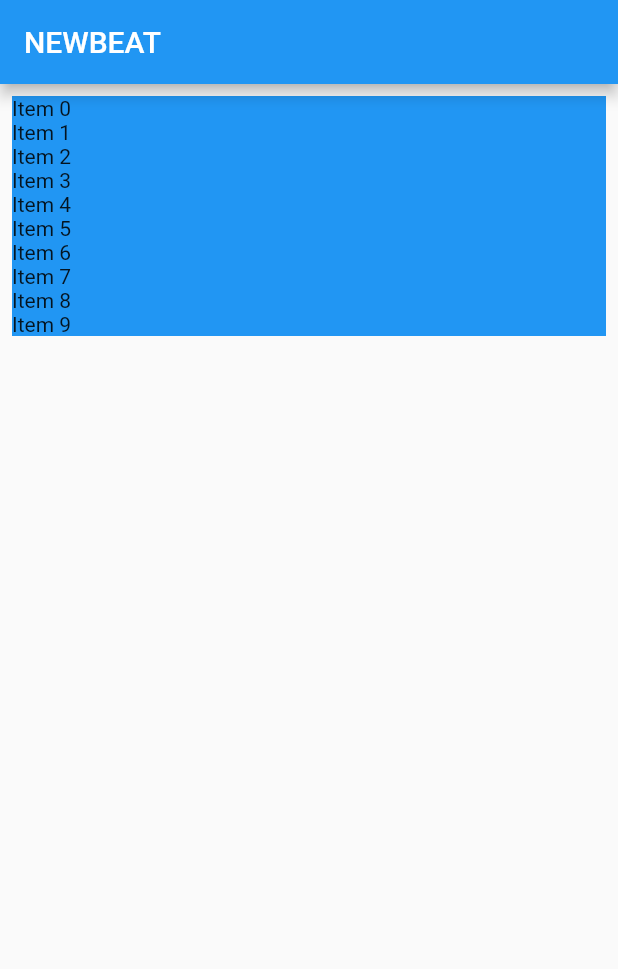
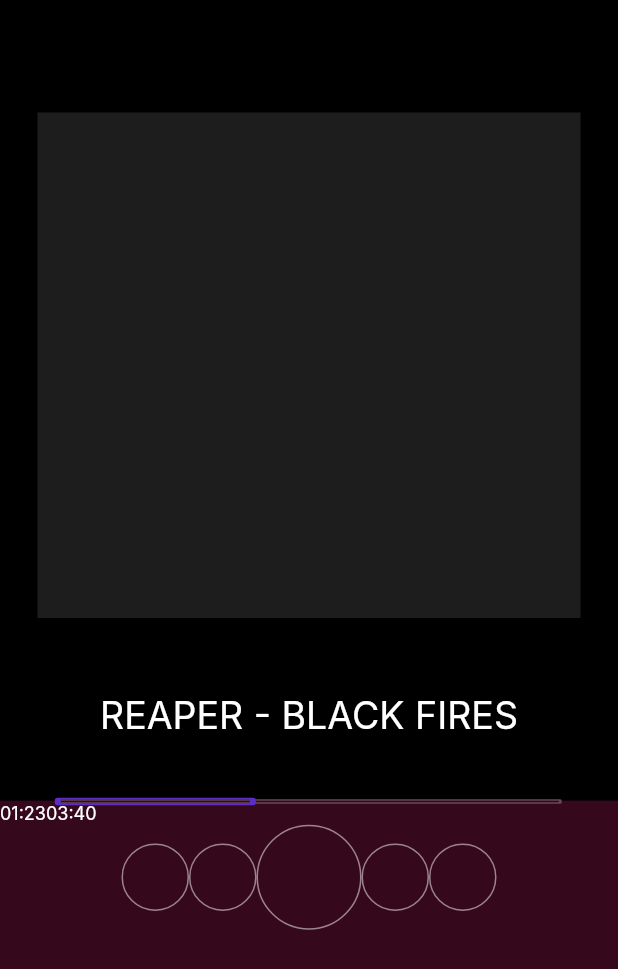
Before and after one commit to n3wzd/FlutPlayer, a Flutter app: the screen it shows after launch, on a phone screen of 412 x 824 dp. Shown: the top 969 px of the screen. Run offline on Flutter 3.47's test engine with Material 2 defaults, Android fonts, the phone set to English and light mode, and no system bars; our stand-ins replace assets_audio_player; Roboto replaces fonts that are missing (Inter).

Commit message:
add player UI
- update main.dart
- add file (components)
  - button.dart
  - button_section.dart
  - control_bar.dart
  - control_section.dart
  - control_time.dart

```diff
--- /dev/null
+++ b/lib/components/button.dart
@@ -0,0 +1,24 @@
+import 'package:flutter/material.dart';
+
+class Button extends StatelessWidget {
+  const Button({Key? key, required this.buttonRadius}) : super(key: key);
+  final double buttonRadius;
+
+  @override
+  Widget build(BuildContext context) {
+    return Container(
+      width: buttonRadius,
+      height: buttonRadius,
+      padding: const EdgeInsets.all(10.0),
+      decoration: ShapeDecoration(
+        color: Colors.white.withOpacity(0),
+        shape: OvalBorder(
+          side: BorderSide(
+            width: 1,
+            color: Colors.white.withOpacity(0.5),
+          ),
+        ),
+      ),
+    );
+  }
+}
--- /dev/null
+++ b/lib/components/button_section.dart
@@ -0,0 +1,21 @@
+import 'package:flutter/material.dart';
+
+import './button.dart';
+
+class ButtonSection extends StatelessWidget {
+  const ButtonSection({Key? key}) : super(key: key);
+
+  @override
+  Widget build(BuildContext context) {
+    return const Row(
+      mainAxisAlignment: MainAxisAlignment.center,
+      children: [
+        Button(buttonRadius: 45),
+        Button(buttonRadius: 45),
+        Button(buttonRadius: 70),
+        Button(buttonRadius: 45),
+        Button(buttonRadius: 45),
+      ],
+    );
+  }
+}
--- /dev/null
+++ b/lib/components/control_bar.dart
@@ -0,0 +1,42 @@
+import 'package:flutter/material.dart';
+
+class ControlBar extends StatelessWidget {
+  const ControlBar({Key? key}) : super(key: key);
+
+  @override
+  Widget build(BuildContext context) {
+    return Container(
+      padding: const EdgeInsets.symmetric(horizontal: 25.0),
+      child: Stack(
+        children: [
+          Container(
+            width: 335,
+            height: 1,
+            decoration: const ShapeDecoration(
+              shape: RoundedRectangleBorder(
+                side: BorderSide(
+                  width: 2,
+                  strokeAlign: BorderSide.strokeAlignCenter,
+                  color: Color(0xFF694655),
+                ),
+              ),
+            ),
+          ),
+          Container(
+            width: 130.10,
+            height: 1,
+            decoration: const ShapeDecoration(
+              shape: RoundedRectangleBorder(
+                side: BorderSide(
+                  width: 4,
+                  strokeAlign: BorderSide.strokeAlignCenter,
+                  color: Color(0xFF5B2EC5),
+                ),
+              ),
+            ),
+          ),
+        ],
+      ),
+    );
+  }
+}
--- /dev/null
+++ b/lib/components/control_section.dart
@@ -0,0 +1,18 @@
+import 'package:flutter/material.dart';
+
+import './control_bar.dart';
+import './control_time.dart';
+
+class ControlSection extends StatelessWidget {
+  const ControlSection({Key? key}) : super(key: key);
+
+  @override
+  Widget build(BuildContext context) {
+    return const Column(
+      children: <Widget>[
+        ControlBar(),
+        ControlTime(),
+      ],
+    );
+  }
+}
--- /dev/null
+++ b/lib/components/control_time.dart
@@ -0,0 +1,33 @@
+import 'package:flutter/material.dart';
+
+class ControlTime extends StatelessWidget {
+  const ControlTime({Key? key}) : super(key: key);
+
+  @override
+  Widget build(BuildContext context) {
+    return const Row(
+      children: <Widget>[
+        Text(
+          '01:23',
+          style: TextStyle(
+            color: Colors.white,
+            fontSize: 12,
+            fontFamily: 'Inter',
+            fontWeight: FontWeight.w400,
+            height: 0,
+          ),
+        ),
+        Text(
+          '03:40',
+          style: TextStyle(
+            color: Colors.white,
+            fontSize: 12,
+            fontFamily: 'Inter',
+            fontWeight: FontWeight.w400,
+            height: 0,
+          ),
+        ),
+      ],
+    );
+  }
+}
--- a/lib/main.dart
+++ b/lib/main.dart
@@ -1,5 +1,8 @@
 import 'package:flutter/material.dart';
 import 'package:assets_audio_player/assets_audio_player.dart';
+
+import './components/control_section.dart';
+import './components/button_section.dart';
 
 void main() => runApp(const MyApp());
 
@@ -24,30 +27,58 @@ class MyHomePage extends StatelessWidget {
   Widget build(BuildContext context) {
     final assetsAudioPlayer = AssetsAudioPlayer();
 
-    void load() {}
+    void load() {
+      assetsAudioPlayer.open(
+        Audio("assets/audios/ColBreakz - 10.000.mp3"),
+      );
+    }
 
     return Scaffold(
-      appBar: AppBar(
-        title: const Text('NEWBEAT'),
-      ),
-      body: Center(
-        child: ListView.builder(
-            padding: const EdgeInsets.all(8),
-            itemCount: 10,
-            itemBuilder: (BuildContext context, int index) {
-              return GestureDetector(
-                onTap: () {
-                  assetsAudioPlayer.open(
-                    Audio("assets/audios/ColBreakz - 10.000.mp3"),
-                  );
-                  print('GO!!');
-                },
+      body: Container(
+        color: Colors.black,
+        child: Column(
+          mainAxisAlignment: MainAxisAlignment.center,
+          children: [
+            const SizedBox(height: 50),
+            Expanded(
+              flex: 4,
+              child: Container(
+                padding: const EdgeInsets.all(25.0),
                 child: Container(
-                  color: Colors.blue,
-                  child: Text('Item $index'),
+                  decoration: const BoxDecoration(color: Color(0xFF1D1D1D)),
                 ),
-              );
-            }),
+              ),
+            ),
+            Expanded(
+              flex: 1,
+              child: Container(
+                padding: const EdgeInsets.all(25.0),
+                child: const Text(
+                  'REAPER - BLACK FIRES',
+                  style: TextStyle(
+                    color: Colors.white,
+                    fontSize: 25,
+                    fontFamily: 'Inter',
+                    fontWeight: FontWeight.w400,
+                    height: 0,
+                  ),
+                ),
+              ),
+            ),
+            Expanded(
+              flex: 3,
+              child: Container(
+                decoration: const BoxDecoration(color: Color(0xFF36081B)),
+                child: Column(
+                  children: [
+                    const ControlSection(),
+                    const ButtonSection(),
+                  ],
+                ),
+              ),
+            )
+          ],
+        ),
       ),
     );
   }
```
